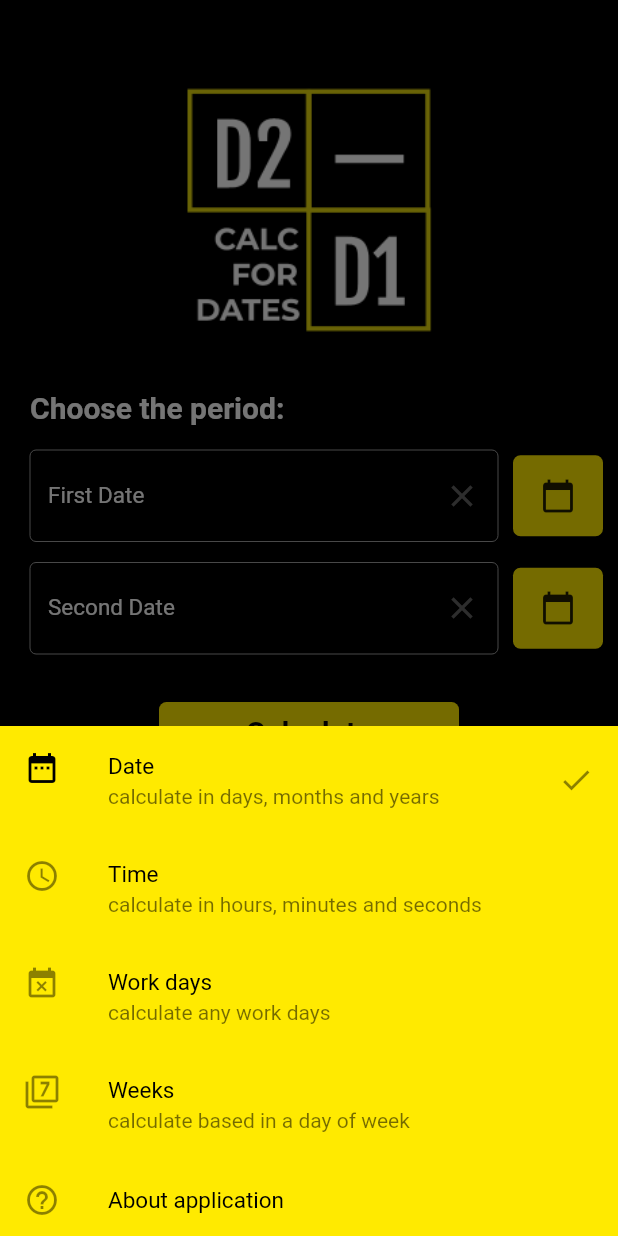
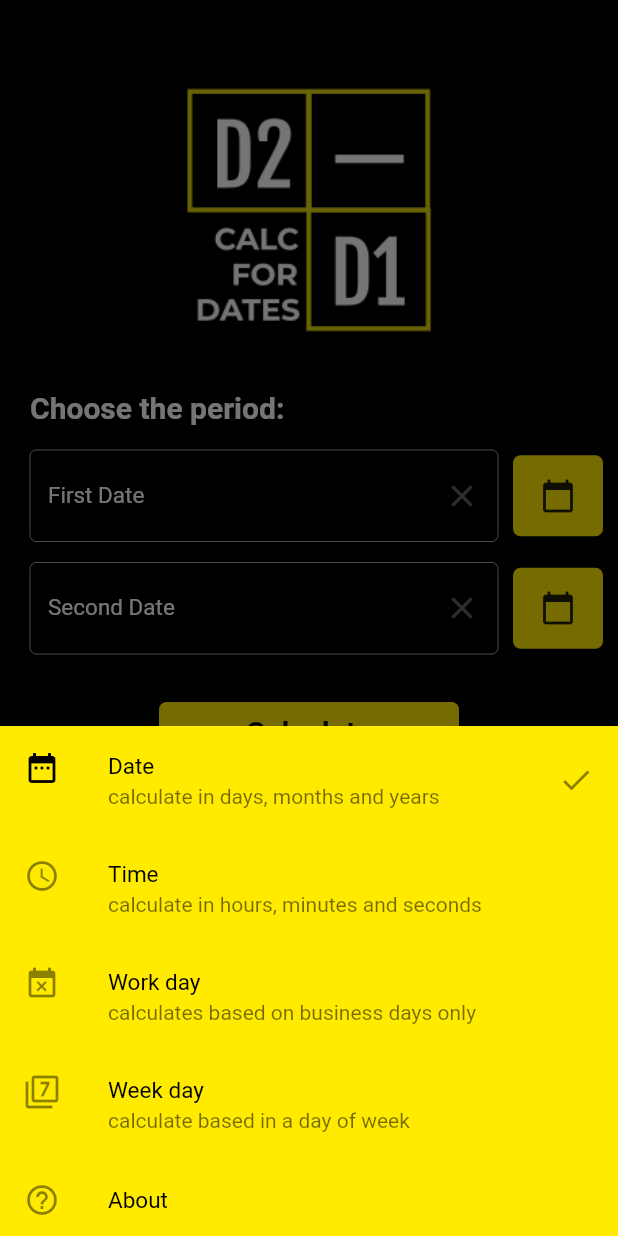
Before and after one commit to caiodepaulasilva/CalcDate, a Flutter app: the screen it shows after launch, after a tap on the "menu" icon, on a phone screen of 412 x 824 dp. Run offline on Flutter 3.47's test engine with Material 2 defaults, Android fonts, the phone set to English and light mode, and no system bars; our stand-ins replace font_awesome_flutter; missing offline and left inert: flutter_cupertino_date_picker.

Commit message:
suporte de idioma para o menu de controle

```diff
--- a/lib/language/en.json
+++ b/lib/language/en.json
@@ -25,5 +25,14 @@
     "Button 1 - DialogIdiom": "English",
     "Button 2 - DialogIdiom": "Portuguese",
     "Text - TitleAbout": "ABOUT",
-    "Text - DialogAbout": "In this application, we want to offer every several feature so you can manipulate and calculate dates. Enjoy! And thanks."
+    "Text - DialogAbout": "In this application, we want to offer every several feature so you can manipulate and calculate dates. Enjoy! And thanks.",
+    "Menu Title - Date": "Date",
+    "Menu Subtitle - Date": "calculate in days, months and years",
+    "Menu Title - Time": "Time",
+    "Menu Subtitle - Time": "calculate in hours, minutes and seconds",
+    "Menu Title - Work day": "Work day",
+    "Menu Subtitle - Work day": "calculates based on business days only",
+    "Menu Title - Week day": "Week day",
+    "Menu Subtitle - Week day": "calculate based in a day of week",
+    "Menu Title - About": "About"
 }
--- a/lib/language/pt.json
+++ b/lib/language/pt.json
@@ -25,5 +25,14 @@
     "Button 1 - DialogIdiom": "Inglês",
     "Button 2 - DialogIdiom": "Português",
     "Text - TitleAbout": "SOBRE",
-    "Text - DialogAbout": "Nesta aplicação, queremos oferecer diversos recursos para que você possa manipular e calcular datas. Aprecie! E obrigado."
+    "Text - DialogAbout": "Nesta aplicação, queremos oferecer diversos recursos para que você possa manipular e calcular datas. Aprecie! E obrigado.",
+    "Menu Title - Date": "Data",
+    "Menu Subtitle - Date": "calcula em dias, meses e anos",
+    "Menu Title - Time": "Tempo",
+    "Menu Subtitle - Time": "cacula em horas, minutos e segundos",
+    "Menu Title - Work day": "Dia útíl",
+    "Menu Subtitle - Work day": "calcula baseado apenas dias úteis",
+    "Menu Title - Week day": "Dia da semana",
+    "Menu Subtitle - Week day": "calcula baseado em um dia da semana",
+    "Menu Title - About": "Sobre o aplicativo"
 }
--- a/lib/pages/homepage.dart
+++ b/lib/pages/homepage.dart
@@ -85,11 +85,11 @@ class _HomePageState extends State<HomePage> {
                       color: Colors.black,
                     ),
                     title: new Text(
-                      'Date',
+                       MyLocalizations.of(context).trans('Menu Title - Date'),
                       style: TextStyle(color: Colors.black, fontSize: 15),
                     ),
                     subtitle: Text(
-                      'calculate in days, months and years',
+                      MyLocalizations.of(context).trans('Menu Subtitle - Date'),
                     ),
                     trailing: DecoratedBox(
                         child: Icon(Icons.check), decoration: BoxDecoration()),
@@ -97,11 +97,11 @@ class _HomePageState extends State<HomePage> {
                 new ListTile(
                   leading: new Icon(Icons.access_time, color: Colors.black45),
                   title: new Text(
-                    'Time',
+                         MyLocalizations.of(context).trans('Menu Title - Time'),
                     style: TextStyle(color: Colors.black, fontSize: 15),
                   ),
                   subtitle: Text(
-                    'calculate in hours, minutes and seconds',
+                      MyLocalizations.of(context).trans('Menu Subtitle - Time'),
                   ),
                   trailing:
                       DecoratedBox(child: null, decoration: BoxDecoration()),
@@ -110,11 +110,11 @@ class _HomePageState extends State<HomePage> {
                 new ListTile(
                   leading: new Icon(Icons.event_busy),
                   title: new Text(
-                    'Work days',
+                      MyLocalizations.of(context).trans('Menu Title - Work day'),
                     style: TextStyle(color: Colors.black, fontSize: 15),
                   ),
                   subtitle: Text(
-                    'calculate any work days',
+                        MyLocalizations.of(context).trans('Menu Subtitle - Work day'),
                   ),
                   trailing:
                       DecoratedBox(child: null, decoration: BoxDecoration()),
@@ -123,11 +123,11 @@ class _HomePageState extends State<HomePage> {
                 new ListTile(
                   leading: new Icon(Icons.filter_7),
                   title: new Text(
-                    'Weeks',
+                         MyLocalizations.of(context).trans('Menu Title - Week day'),
                     style: TextStyle(color: Colors.black, fontSize: 15),
                   ),
                   subtitle: Text(
-                    'calculate based in a day of week',
+                      MyLocalizations.of(context).trans('Menu Subtitle - Week day'),
                   ),
                   trailing:
                       DecoratedBox(child: null, decoration: BoxDecoration()),
@@ -136,7 +136,7 @@ class _HomePageState extends State<HomePage> {
                 new ListTile(
                   leading: new Icon(Icons.help_outline),
                   title: new Text(
-                    'About application',
+                         MyLocalizations.of(context).trans('Menu Title - About'),
                     style: TextStyle(color: Colors.black, fontSize: 15),
                   ),
                   onTap: () {
```
